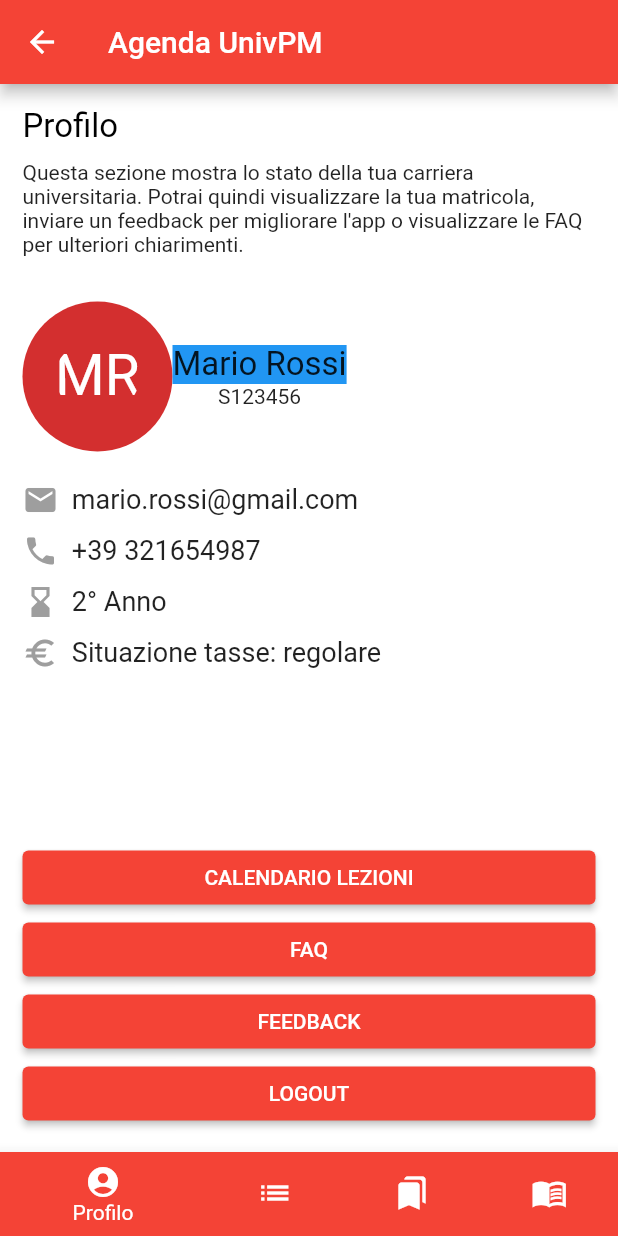
After one commit to federicobenedetti/AgendaUnivPM-flutter, a Flutter app: the Navbar screen opened by its route, on a phone screen of 412 x 824 dp. The commit adds this screen. Run offline on Flutter 3.47's test engine with Material 2 defaults, Android fonts, the phone set to English and light mode, and no system bars.

Commit message:
Navbar working now

```diff
--- a/lib/main.dart
+++ b/lib/main.dart
@@ -8,7 +8,8 @@ import 'package:agendaunivpm_f/screens/lessoncalendar.dart';
 import 'package:agendaunivpm_f/screens/listacorsi.dart';
 import 'package:agendaunivpm_f/screens/login.dart';
 import 'package:agendaunivpm_f/screens/streaminglezione.dart';
-import 'package:agendaunivpm_f/screens/userprofile.dart';
+import 'package:agendaunivpm_f/screens/navbar.dart';
+import 'package:agendaunivpm_f/screens/user.dart';
 import 'package:flutter/material.dart';
 
 void main() {
@@ -29,7 +30,8 @@ class AgendaUnivpm extends StatelessWidget {
       initialRoute: '/',
       routes: {
         '/': (context) => Login(),
-        '/userprofile': (context) => UserProfile(),
+        '/userpage': (context) => UserPage(),
+        '/navbar': (context) => Navbar(),
         '/faq': (context) => Faq(),
         '/feedback': (context) => SendFeedback(),
         '/lessoncalendar': (context) => LessonCalendar(),
--- a/lib/screens/login.dart
+++ b/lib/screens/login.dart
@@ -1,4 +1,4 @@
-import 'package:agendaunivpm_f/screens/userprofile.dart';
+import 'package:agendaunivpm_f/screens/navbar.dart';
 import 'package:flutter/cupertino.dart';
 import 'package:flutter/material.dart';
 
@@ -39,7 +39,7 @@ class _LoginState extends State<Login> {
                       const SizedBox(height: 50),
                       ElevatedButton.icon(
                           onPressed: () {
-                            Navigator.pushReplacementNamed(context, '/userprofile');
+                            Navigator.pushReplacementNamed(context, '/navbar');
                           },
                           icon: const Icon(Icons.android),
                           label: const Text("ACCEDI")
--- /dev/null
+++ b/lib/screens/navbar.dart
@@ -0,0 +1,68 @@
+import 'package:agendaunivpm_f/screens/user.dart';
+import 'package:flutter/cupertino.dart';
+import 'package:flutter/material.dart';
+
+import 'listacorsi.dart';
+import 'listacorsiiscritto.dart';
+import 'listalezioni.dart';
+
+class Navbar extends StatefulWidget {
+  Navbar({Key? key}) : super(key: key);
+
+  @override
+  _NavbarState createState() => _NavbarState();
+}
+
+class _NavbarState extends State<Navbar> {
+  int _currentIndex = 0;
+
+  static List<Widget> _pages = <Widget>[
+    UserPage(),
+    ListaCorsi(),
+    ListaCorsiIscritto(),
+    ListaLezioni()
+  ];
+
+  @override
+  Widget build(BuildContext context) {
+    return Scaffold(
+      appBar: AppBar(
+        title: const Text("Agenda UnivPM"),
+      ),
+      body: _pages.elementAt(_currentIndex),
+      bottomNavigationBar: BottomNavigationBar(
+          items: const <BottomNavigationBarItem>[
+            BottomNavigationBarItem(
+                icon: const Icon(Icons.account_circle),
+                label: 'Profilo',
+                backgroundColor: Colors.red,
+            ),
+            BottomNavigationBarItem(
+                icon: const Icon(Icons.list),
+                label: 'Corsi',
+                backgroundColor: Colors.red
+            ),
+            BottomNavigationBarItem(
+                icon: const Icon(Icons.bookmarks),
+                label: 'Preferiti',
+                backgroundColor: Colors.red
+            ),
+            BottomNavigationBarItem(
+                icon: const Icon(Icons.menu_book_sharp),
+                label: 'Lezioni',
+                backgroundColor: Colors.red
+            )
+          ],
+          onTap: onTabTapped, // new
+          currentIndex: _currentIndex,
+
+      ),
+    ); // Scaffold
+  }
+
+  void onTabTapped(int index) {
+    setState(() {
+      _currentIndex = index;
+    });
+  }
+}
--- a/lib/screens/sendfeedback.dart
+++ b/lib/screens/sendfeedback.dart
@@ -1,4 +1,4 @@
-import 'package:agendaunivpm_f/screens/userprofile.dart';
+import 'package:agendaunivpm_f/screens/navbar.dart';
 import 'package:flutter/cupertino.dart';
 import 'package:flutter/material.dart';
 
@@ -64,7 +64,7 @@ class _SendFeedbackState extends State<SendFeedback> {
                 onPressed: () {
                   Navigator.pushReplacement(
                     context,
-                    MaterialPageRoute(builder: (context) => UserProfile()),
+                    MaterialPageRoute(builder: (context) => Navbar()),
                   );
                 },
               ),
--- /dev/null
+++ b/lib/screens/user.dart
@@ -0,0 +1,199 @@
+import 'package:flutter/cupertino.dart';
+import 'package:flutter/material.dart';
+import "dart:ui" as ui;
+
+class UserPage extends StatefulWidget {
+  UserPage({Key? key}) : super(key: key);
+
+  @override
+  _UserPageState createState() => _UserPageState();
+}
+
+class _UserPageState extends State<UserPage> {
+  @override
+  Widget build(BuildContext context) {
+    return Padding(
+        padding: EdgeInsets.all(15.0),
+        child: Column(
+      crossAxisAlignment: CrossAxisAlignment.stretch,
+      children: [
+        const Text(
+            "Profilo",
+            style:
+            TextStyle(
+                fontSize: 22,
+                color: Colors.black
+            )
+        ),
+        const SizedBox(height: 10),
+        const Text(
+            "Questa sezione mostra lo stato della tua carriera universitaria. Potrai quindi visualizzare la tua matricola, inviare un feedback per migliorare l'app o visualizzare le FAQ per ulteriori chiarimenti."
+        ),
+        const SizedBox(height: 30),
+        Row(
+          children: [
+            Column(
+              children: [
+                CircleAvatar(
+                    radius: 50,
+                    child: ClipRRect(
+                        borderRadius: BorderRadius.circular(50.0),
+                        child: Text(
+                            "MR",
+                            style:
+                            TextStyle(
+                                fontSize: 38
+                            )
+                        )
+                    )
+                )
+              ],
+            ),
+            Column(
+              children: [
+                Row(
+                  children: [
+                    Container(
+                      color: Colors.blue,
+                      child: Text(
+                        "Mario Rossi",
+                        style: TextStyle(
+                            fontSize: 22
+                        ),
+                      ),
+                    ),
+
+                  ],
+                ),
+                Row(
+                  children: [
+                    Text("S123456",
+                      style: TextStyle(
+                          fontSize: 14
+                      ),
+                    )
+                  ],
+                )
+              ],
+            )
+          ],
+        ),
+        const SizedBox(height: 20),
+        Text.rich(
+            TextSpan(
+                children: [
+                  WidgetSpan(
+                      child: Icon(
+                          Icons.email, color: Colors.grey
+                      ),
+                      alignment: ui.PlaceholderAlignment.middle,
+                      style: TextStyle(
+                          fontSize: 18
+                      )
+                  ),
+                  TextSpan(
+                      text: "  mario.rossi@gmail.com",
+                      style: TextStyle(
+                          fontSize: 18
+                      )
+                  ),
+                ]
+            )
+        ),
+        const SizedBox(height: 10),
+        Text.rich(
+            TextSpan(
+                children: [
+                  WidgetSpan(child: Icon(
+                      Icons.phone, color: Colors.grey
+                  ),
+                      alignment: ui.PlaceholderAlignment.middle,
+                      style: TextStyle(
+                          fontSize: 18
+                      )
+                  ),
+                  TextSpan(
+                      text: "  +39 321654987",
+                      style: TextStyle(
+                          fontSize: 18
+                      )
+                  ),
+                ]
+            )
+        ),
+        const SizedBox(height: 10),
+        Text.rich(
+            TextSpan(
+                children: [
+                  WidgetSpan(
+                      child: Icon(
+                          Icons.hourglass_bottom,
+                          color: Colors.grey
+                      ),
+                      alignment: ui.PlaceholderAlignment.middle,
+                      style: TextStyle(
+                          fontSize: 18
+                      )
+                  ),
+                  TextSpan(
+                      text: "  2° Anno",
+                      style: TextStyle(
+                          fontSize: 18
+                      )
+                  ),
+                ]
+            )
+        ),
+        const SizedBox(height: 10),
+        Text.rich(
+            TextSpan(
+                children: [
+                  WidgetSpan(
+                      child: Icon(
+                          Icons.euro, color: Colors.grey
+                      ),
+                      alignment: ui.PlaceholderAlignment.middle,
+                      style: TextStyle(
+                          fontSize: 18
+                      )
+                  ),
+                  TextSpan(
+                      text: "  Situazione tasse: regolare",
+                      style: TextStyle(
+                          fontSize: 18
+                      )
+                  ),
+                ]
+            )
+        ),
+        Spacer(),
+        ElevatedButton(
+            onPressed: () {
+              Navigator.pushNamed(context, "/lessoncalendar");
+            },
+            child: Text("CALENDARIO LEZIONI")
+        ),
+        ElevatedButton(
+            onPressed: () {
+              Navigator.pushNamed(context, "/faq");
+            },
+            child: Text("FAQ")
+        ),
+        ElevatedButton(
+            onPressed: () {
+              Navigator.pushNamed(context, "/feedback");
+            },
+            child: Text("FEEDBACK")
+        ),
+        ElevatedButton(
+            onPressed: () {
+              Navigator.pushReplacementNamed(context, '/login');
+            },
+            child: Text("LOGOUT")
+        ),
+
+      ],
+    ));
+  }
+
+}
```
Also changed, not shown: lib/screens/listacorsi.dart (+23 -3 lines), lib/screens/listacorsiiscritto.dart (+23 -3 lines), lib/screens/listalezioni.dart (+23 -3 lines), lib/screens/userprofile.dart (deleted, +0 -269 lines).
